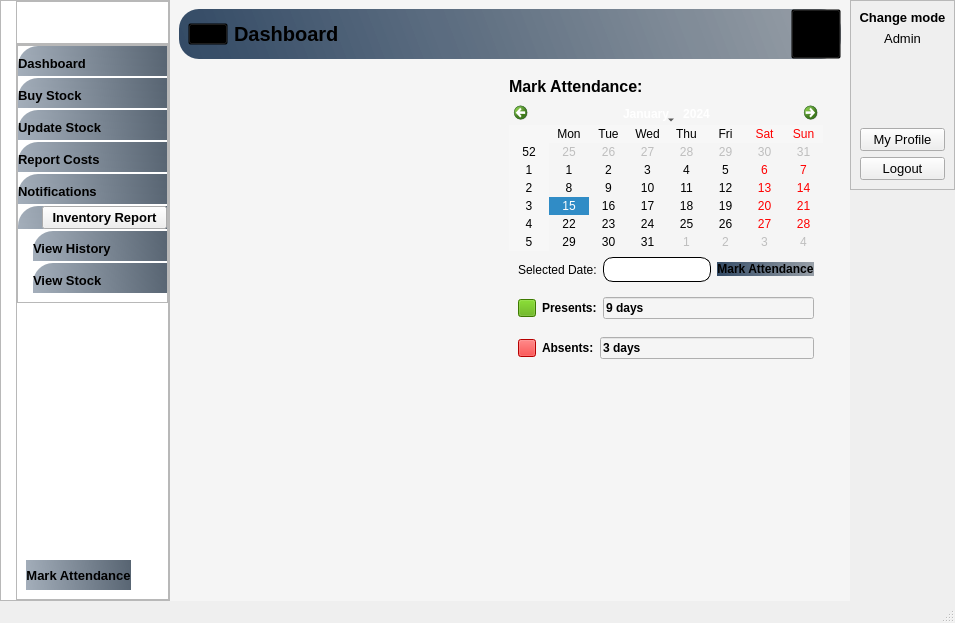
Above: Inventory_Supervisor.ui from mukarramdaniel/Distribution-System_Python before the change. Below: the same form after it.
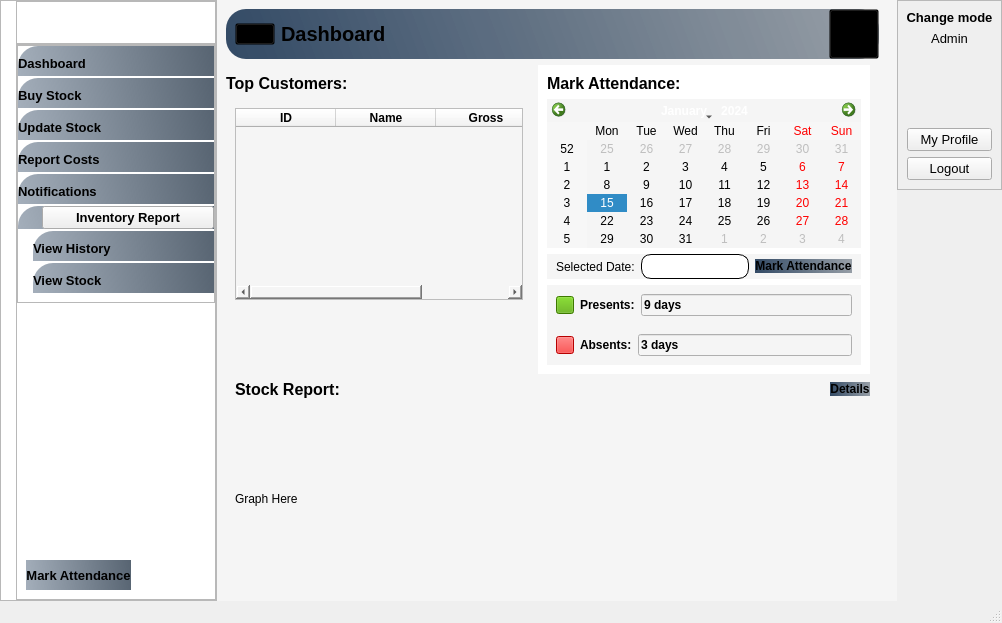
That is the form after the change. The open tabs and pages were chosen to show the change. Icons and pictures are not drawn.

Commit message: Dev-U31-UI

Diff of the .ui file:
```diff
--- a/Inventory_Supervisor.ui
+++ b/Inventory_Supervisor.ui
@@ -6,7 +6,7 @@
    <rect>
     <x>0</x>
     <y>0</y>
-    <width>955</width>
+    <width>1002</width>
     <height>623</height>
    </rect>
   </property>
@@ -617,7 +617,7 @@
        <number>1</number>
       </property>
       <property name="currentIndex">
-       <number>0</number>
+       <number>3</number>
       </property>
       <widget class="QWidget" name="page_BuyStock">
        <property name="styleSheet">
@@ -2073,6 +2073,13 @@
 }
 #pushButton_2{
 background-color:#ff0000;
+}
+#widget_4{
+background-color:#fff;
+}
+#btn_details{
+background-color:qlineargradient(spread:pad,x1:0,y1:0.505682,x2:1,y2:0.477,stop:0 rgba(20,47,78,219),stop:1 rgba(85,98,112,150));
+ border-radius: 10px;
 }</string>
        </property>
        <layout class="QVBoxLayout" name="verticalLayout_3">
@@ -2080,7 +2087,7 @@
          <widget class="QWidget" name="widget" native="true">
           <layout class="QVBoxLayout" name="verticalLayout_4">
            <property name="spacing">
-            <number>0</number>
+            <number>6</number>
            </property>
            <property name="leftMargin">
             <number>0</number>
@@ -2088,9 +2095,6 @@
            <property name="topMargin">
             <number>0</number>
            </property>
-           <property name="rightMargin">
-            <number>0</number>
-           </property>
            <property name="bottomMargin">
             <number>0</number>
            </property>
@@ -2208,21 +2212,95 @@
            <item>
             <widget class="QWidget" name="widget_3" native="true">
              <layout class="QHBoxLayout" name="horizontalLayout_2">
-              <item>
-               <widget class="QWidget" name="widget_2" native="true"/>
-              </item>
-              <item>
-               <spacer name="verticalSpacer">
-                <property name="orientation">
-                 <enum>Qt::Vertical</enum>
-                </property>
-                <property name="sizeHint" stdset="0">
+              <property name="leftMargin">
+               <number>0</number>
+              </property>
+              <property name="topMargin">
+               <number>0</number>
+              </property>
+              <property name="bottomMargin">
+               <number>0</number>
+              </property>
+              <item alignment="Qt::AlignTop">
+               <widget class="QWidget" name="widget_2" native="true">
+                <property name="minimumSize">
                  <size>
-                  <width>20</width>
-                  <height>40</height>
+                  <width>2</width>
+                  <height>0</height>
                  </size>
                 </property>
-               </spacer>
+                <layout class="QVBoxLayout" name="verticalLayout_18">
+                 <property name="leftMargin">
+                  <number>0</number>
+                 </property>
+                 <property name="rightMargin">
+                  <number>0</number>
+                 </property>
+                 <item>
+                  <widget class="QLabel" name="label_14">
+                   <property name="font">
+                    <font>
+                     <pointsize>12</pointsize>
+                     <weight>75</weight>
+                     <bold>true</bold>
+                    </font>
+                   </property>
+                   <property name="text">
+                    <string>Top Customers:</string>
+                   </property>
+                  </widget>
+                 </item>
+                 <item>
+                  <widget class="QWidget" name="widget_19" native="true">
+                   <layout class="QVBoxLayout" name="verticalLayout_19">
+                    <item>
+                     <widget class="QTableWidget" name="tableWidget_2">
+                      <attribute name="horizontalHeaderStretchLastSection">
+                       <bool>true</bool>
+                      </attribute>
+                      <attribute name="verticalHeaderStretchLastSection">
+                       <bool>true</bool>
+                      </attribute>
+                      <column>
+                       <property name="text">
+                        <string>ID</string>
+                       </property>
+                       <property name="font">
+                        <font>
+                         <weight>75</weight>
+                         <bold>true</bold>
+                        </font>
+                       </property>
+                      </column>
+                      <column>
+                       <property name="text">
+                        <string>Name</string>
+                       </property>
+                       <property name="font">
+                        <font>
+                         <weight>75</weight>
+                         <bold>true</bold>
+                        </font>
+                       </property>
+                      </column>
+                      <column>
+                       <property name="text">
+                        <string>Gross</string>
+                       </property>
+                       <property name="font">
+                        <font>
+                         <weight>75</weight>
+                         <bold>true</bold>
+                        </font>
+                       </property>
+                      </column>
+                     </widget>
+                    </item>
+                   </layout>
+                  </widget>
+                 </item>
+                </layout>
+               </widget>
               </item>
               <item alignment="Qt::AlignRight|Qt::AlignTop">
                <widget class="QWidget" name="widget_4" native="true">
@@ -2410,6 +2488,98 @@
              </layout>
             </widget>
            </item>
+           <item>
+            <widget class="QWidget" name="widget_20" native="true">
+             <layout class="QVBoxLayout" name="verticalLayout_20">
+              <property name="leftMargin">
+               <number>0</number>
+              </property>
+              <property name="topMargin">
+               <number>0</number>
+              </property>
+              <property name="rightMargin">
+               <number>0</number>
+              </property>
+              <property name="bottomMargin">
+               <number>0</number>
+              </property>
+              <item alignment="Qt::AlignTop">
+               <widget class="QWidget" name="widget_22" native="true">
+                <layout class="QHBoxLayout" name="horizontalLayout_9">
+                 <property name="topMargin">
+                  <number>0</number>
+                 </property>
+                 <property name="bottomMargin">
+                  <number>0</number>
+                 </property>
+                 <item>
+                  <widget class="QLabel" name="label_15">
+                   <property name="font">
+                    <font>
+                     <pointsize>12</pointsize>
+                     <weight>75</weight>
+                     <bold>true</bold>
+                    </font>
+                   </property>
+                   <property name="text">
+                    <string>Stock Report:</string>
+                   </property>
+                  </widget>
+                 </item>
+                 <item alignment="Qt::AlignRight">
+                  <widget class="QPushButton" name="btn_details">
+                   <property name="font">
+                    <font>
+                     <weight>75</weight>
+                     <bold>true</bold>
+                    </font>
+                   </property>
+                   <property name="text">
+                    <string>Details</string>
+                   </property>
+                   <property name="icon">
+                    <iconset resource="Resource.qrc">
+                     <normaloff>:/Black Icons/Graphics/featherBlack/clipboard.svg</normaloff>:/Black Icons/Graphics/featherBlack/clipboard.svg</iconset>
+                   </property>
+                   <property name="iconSize">
+                    <size>
+                     <width>20</width>
+                     <height>20</height>
+                    </size>
+                   </property>
+                  </widget>
+                 </item>
+                </layout>
+               </widget>
+              </item>
+              <item>
+               <widget class="QWidget" name="widget_21" native="true">
+                <property name="sizePolicy">
+                 <sizepolicy hsizetype="Preferred" vsizetype="Expanding">
+                  <horstretch>0</horstretch>
+                  <verstretch>0</verstretch>
+                 </sizepolicy>
+                </property>
+                <property name="minimumSize">
+                 <size>
+                  <width>0</width>
+                  <height>130</height>
+                 </size>
+                </property>
+                <layout class="QVBoxLayout" name="verticalLayout_21">
+                 <item>
+                  <widget class="QLabel" name="label_16">
+                   <property name="text">
+                    <string>Graph Here</string>
+                   </property>
+                  </widget>
+                 </item>
+                </layout>
+               </widget>
+              </item>
+             </layout>
+            </widget>
+           </item>
           </layout>
          </widget>
         </item>
@@ -3190,7 +3360,7 @@
     <rect>
      <x>0</x>
      <y>0</y>
-     <width>955</width>
+     <width>1002</width>
      <height>21</height>
     </rect>
    </property>
```
The commit also changes 3 other files.
